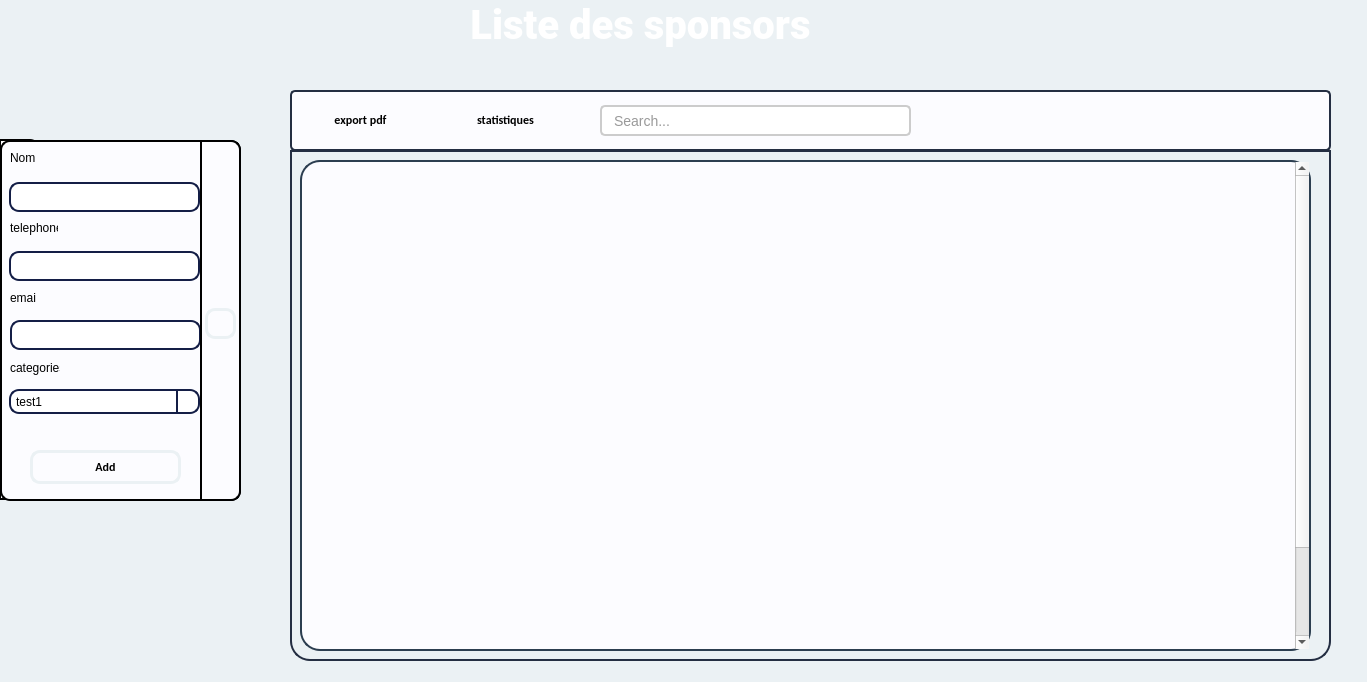
This is sponsor.ui in HyperDarkmoon/TVEmpire as Qt 5 draws it before an edit. The edited form follows.
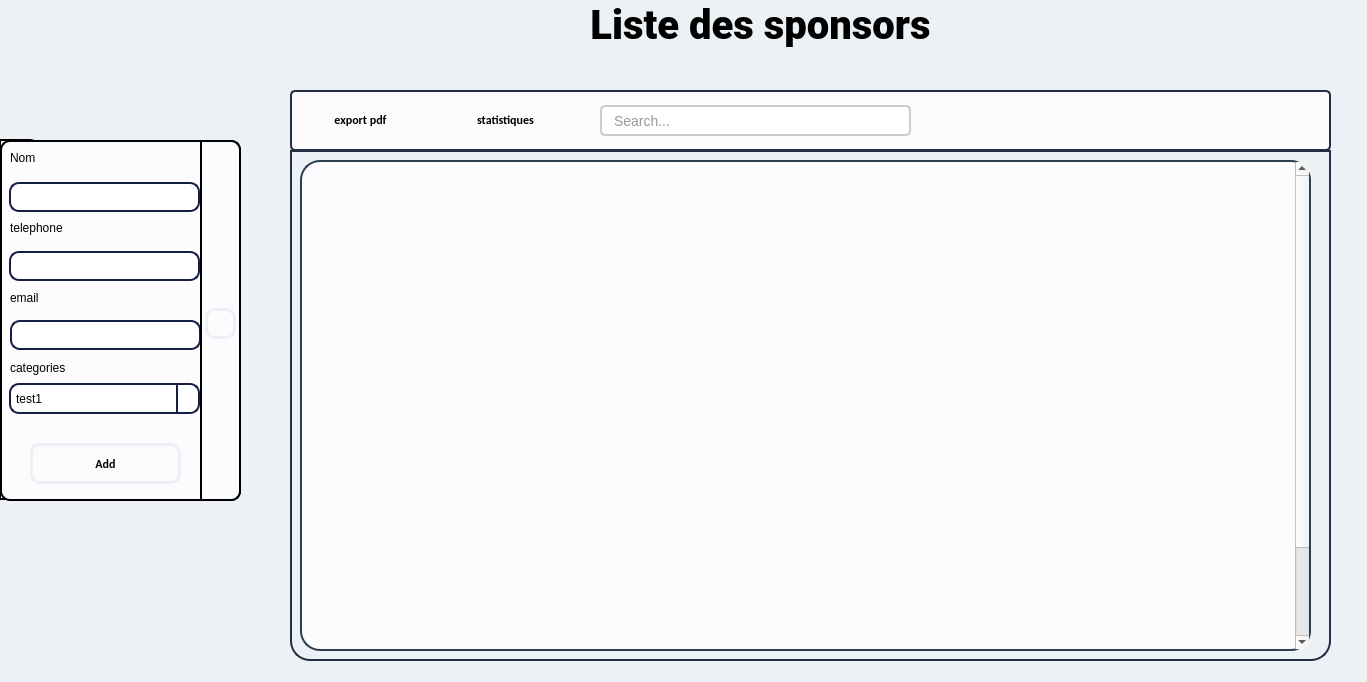
This is the edited form. Icons and pictures are not drawn.

```diff
--- a/sponsor.ui
+++ b/sponsor.ui
@@ -470,7 +470,7 @@
   <widget class="QLabel" name="title_label">
    <property name="geometry">
     <rect>
-     <x>380</x>
+     <x>500</x>
      <y>0</y>
      <width>521</width>
      <height>49</height>
@@ -485,7 +485,7 @@
     </font>
    </property>
    <property name="styleSheet">
-    <string notr="true">color: white </string>
+    <string notr="true">color: SOLIDBLZCK</string>
    </property>
    <property name="text">
     <string>Liste des sponsors</string>
@@ -1581,7 +1581,7 @@
      <rect>
       <x>10</x>
       <y>80</y>
-      <width>48</width>
+      <width>81</width>
       <height>16</height>
      </rect>
     </property>
@@ -1634,7 +1634,7 @@
      <rect>
       <x>10</x>
       <y>150</y>
-      <width>26</width>
+      <width>51</width>
       <height>16</height>
      </rect>
     </property>
@@ -1649,9 +1649,9 @@
     <property name="geometry">
      <rect>
       <x>9</x>
-      <y>249</y>
+      <y>243</y>
       <width>191</width>
-      <height>25</height>
+      <height>31</height>
      </rect>
     </property>
     <property name="styleSheet">
@@ -1716,7 +1716,7 @@
      <rect>
       <x>10</x>
       <y>220</y>
-      <width>50</width>
+      <width>71</width>
       <height>16</height>
      </rect>
     </property>
@@ -1737,9 +1737,9 @@
     <property name="geometry">
      <rect>
       <x>30</x>
-      <y>310</y>
+      <y>303</y>
       <width>151</width>
-      <height>34</height>
+      <height>41</height>
      </rect>
     </property>
     <property name="styleSheet">
```
